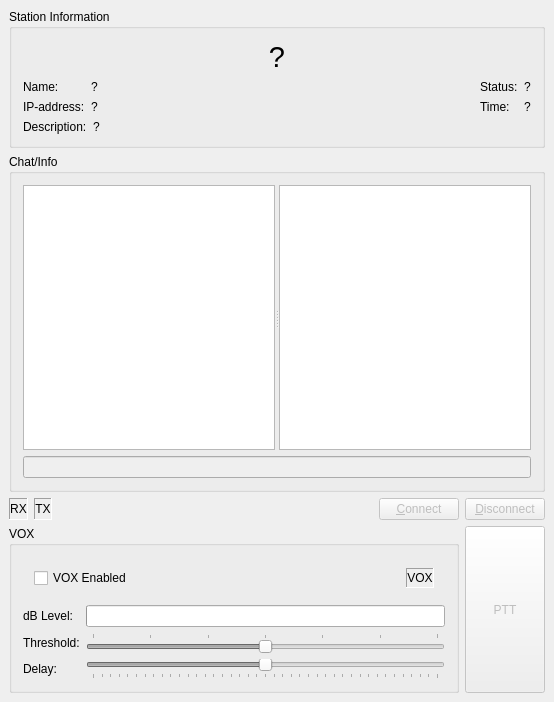
sm0svx/svxlink, file src/qtel/ComDialogBase.ui: the form before one commit.
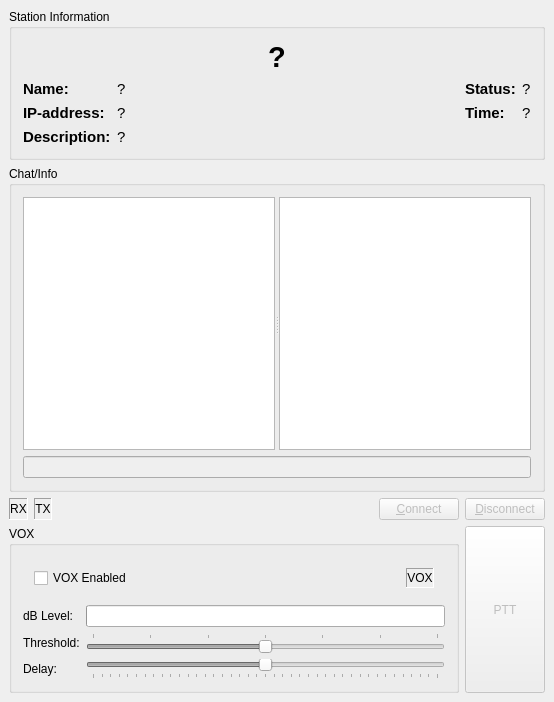
The form after the commit.

Commit message: Better layout for the ComDialog.

```diff
--- a/src/qtel/ComDialogBase.ui
+++ b/src/qtel/ComDialogBase.ui
@@ -241,13 +241,6 @@
          <property name="focusPolicy">
           <enum>Qt::ClickFocus</enum>
          </property>
-         <property name="html">
-          <string>&lt;!DOCTYPE HTML PUBLIC &quot;-//W3C//DTD HTML 4.0//EN&quot; &quot;http://www.w3.org/TR/REC-html40/strict.dtd&quot;&gt;
-&lt;html&gt;&lt;head&gt;&lt;meta name=&quot;qrichtext&quot; content=&quot;1&quot; /&gt;&lt;style type=&quot;text/css&quot;&gt;
-p, li { white-space: pre-wrap; }
-&lt;/style&gt;&lt;/head&gt;&lt;body style=&quot; font-family:'Sans Serif'; font-size:9pt; font-weight:400; font-style:normal;&quot;&gt;
-&lt;p style=&quot;-qt-paragraph-type:empty; margin-top:0px; margin-bottom:0px; margin-left:0px; margin-right:0px; -qt-block-indent:0; text-indent:0px;&quot;&gt;&lt;/p&gt;&lt;/body&gt;&lt;/html&gt;</string>
-         </property>
         </widget>
         <widget class="QTextBrowser" name="info_incoming">
          <property name="focusPolicy">
@@ -376,18 +369,14 @@
      <property name="title">
       <string>Station Information</string>
      </property>
-     <layout class="QGridLayout">
-      <property name="margin">
-       <number>11</number>
-      </property>
-      <property name="spacing">
-       <number>6</number>
-      </property>
-      <item row="0" column="0" colspan="3">
+     <layout class="QVBoxLayout" name="verticalLayout_2">
+      <item>
        <widget class="QLabel" name="call">
         <property name="font">
          <font>
           <pointsize>22</pointsize>
+          <weight>75</weight>
+          <bold>true</bold>
          </font>
         </property>
         <property name="text">
@@ -401,32 +390,17 @@
         </property>
        </widget>
       </item>
-      <item row="1" column="0">
-       <layout class="QGridLayout">
-        <property name="margin">
-         <number>0</number>
-        </property>
-        <property name="spacing">
-         <number>6</number>
-        </property>
-        <item row="1" column="0">
-         <widget class="QLabel" name="ip_address_label">
-          <property name="sizePolicy">
-           <sizepolicy hsizetype="Fixed" vsizetype="Fixed">
-            <horstretch>0</horstretch>
-            <verstretch>0</verstretch>
-           </sizepolicy>
-          </property>
-          <property name="text">
-           <string>IP-address:</string>
-          </property>
-          <property name="wordWrap">
-           <bool>false</bool>
-          </property>
-         </widget>
-        </item>
+      <item>
+       <layout class="QGridLayout" name="gridLayout2">
         <item row="0" column="0">
          <widget class="QLabel" name="TextLabel4">
+          <property name="font">
+           <font>
+            <pointsize>11</pointsize>
+            <weight>75</weight>
+            <bold>true</bold>
+           </font>
+          </property>
           <property name="text">
            <string>Name:</string>
           </property>
@@ -435,24 +409,19 @@
           </property>
          </widget>
         </item>
-        <item row="1" column="1">
-         <widget class="QLabel" name="ip_address">
-          <property name="sizePolicy">
-           <sizepolicy hsizetype="Fixed" vsizetype="Fixed">
-            <horstretch>0</horstretch>
-            <verstretch>0</verstretch>
-           </sizepolicy>
-          </property>
-          <property name="text">
-           <string>?</string>
-          </property>
-          <property name="wordWrap">
-           <bool>false</bool>
-          </property>
-         </widget>
-        </item>
         <item row="0" column="1">
          <widget class="QLabel" name="name_label">
+          <property name="sizePolicy">
+           <sizepolicy hsizetype="Expanding" vsizetype="Preferred">
+            <horstretch>0</horstretch>
+            <verstretch>0</verstretch>
+           </sizepolicy>
+          </property>
+          <property name="font">
+           <font>
+            <pointsize>11</pointsize>
+           </font>
+          </property>
           <property name="text">
            <string>?</string>
           </property>
@@ -461,33 +430,30 @@
           </property>
          </widget>
         </item>
-       </layout>
-      </item>
-      <item row="1" column="1">
-       <spacer>
-        <property name="orientation">
-         <enum>Qt::Horizontal</enum>
-        </property>
-        <property name="sizeType">
-         <enum>QSizePolicy::Expanding</enum>
-        </property>
-        <property name="sizeHint" stdset="0">
-         <size>
-          <width>20</width>
-          <height>20</height>
-         </size>
-        </property>
-       </spacer>
-      </item>
-      <item row="1" column="2">
-       <layout class="QGridLayout">
-        <property name="margin">
-         <number>0</number>
-        </property>
-        <property name="spacing">
-         <number>6</number>
-        </property>
-        <item row="0" column="1">
+        <item row="0" column="2">
+         <widget class="QLabel" name="status_label">
+          <property name="sizePolicy">
+           <sizepolicy hsizetype="Fixed" vsizetype="Fixed">
+            <horstretch>0</horstretch>
+            <verstretch>0</verstretch>
+           </sizepolicy>
+          </property>
+          <property name="font">
+           <font>
+            <pointsize>11</pointsize>
+            <weight>75</weight>
+            <bold>true</bold>
+           </font>
+          </property>
+          <property name="text">
+           <string>Status:</string>
+          </property>
+          <property name="wordWrap">
+           <bool>false</bool>
+          </property>
+         </widget>
+        </item>
+        <item row="0" column="3">
          <widget class="QLabel" name="status">
           <property name="sizePolicy">
            <sizepolicy hsizetype="Fixed" vsizetype="Fixed">
@@ -495,6 +461,11 @@
             <verstretch>0</verstretch>
            </sizepolicy>
           </property>
+          <property name="font">
+           <font>
+            <pointsize>11</pointsize>
+           </font>
+          </property>
           <property name="text">
            <string>?</string>
           </property>
@@ -504,6 +475,50 @@
          </widget>
         </item>
         <item row="1" column="0">
+         <widget class="QLabel" name="ip_address_label">
+          <property name="sizePolicy">
+           <sizepolicy hsizetype="Fixed" vsizetype="Fixed">
+            <horstretch>0</horstretch>
+            <verstretch>0</verstretch>
+           </sizepolicy>
+          </property>
+          <property name="font">
+           <font>
+            <pointsize>11</pointsize>
+            <weight>75</weight>
+            <bold>true</bold>
+           </font>
+          </property>
+          <property name="text">
+           <string>IP-address:</string>
+          </property>
+          <property name="wordWrap">
+           <bool>false</bool>
+          </property>
+         </widget>
+        </item>
+        <item row="1" column="1">
+         <widget class="QLabel" name="ip_address">
+          <property name="sizePolicy">
+           <sizepolicy hsizetype="Expanding" vsizetype="Fixed">
+            <horstretch>0</horstretch>
+            <verstretch>0</verstretch>
+           </sizepolicy>
+          </property>
+          <property name="font">
+           <font>
+            <pointsize>11</pointsize>
+           </font>
+          </property>
+          <property name="text">
+           <string>?</string>
+          </property>
+          <property name="wordWrap">
+           <bool>false</bool>
+          </property>
+         </widget>
+        </item>
+        <item row="1" column="2">
          <widget class="QLabel" name="time_label">
           <property name="sizePolicy">
            <sizepolicy hsizetype="Fixed" vsizetype="Fixed">
@@ -511,6 +526,13 @@
             <verstretch>0</verstretch>
            </sizepolicy>
           </property>
+          <property name="font">
+           <font>
+            <pointsize>11</pointsize>
+            <weight>75</weight>
+            <bold>true</bold>
+           </font>
+          </property>
           <property name="text">
            <string>Time:</string>
           </property>
@@ -519,7 +541,7 @@
           </property>
          </widget>
         </item>
-        <item row="1" column="1">
+        <item row="1" column="3">
          <widget class="QLabel" name="time">
           <property name="sizePolicy">
            <sizepolicy hsizetype="Fixed" vsizetype="Fixed">
@@ -527,6 +549,11 @@
             <verstretch>0</verstretch>
            </sizepolicy>
           </property>
+          <property name="font">
+           <font>
+            <pointsize>11</pointsize>
+           </font>
+          </property>
           <property name="text">
            <string>?</string>
           </property>
@@ -535,33 +562,7 @@
           </property>
          </widget>
         </item>
-        <item row="0" column="0">
-         <widget class="QLabel" name="status_label">
-          <property name="sizePolicy">
-           <sizepolicy hsizetype="Fixed" vsizetype="Fixed">
-            <horstretch>0</horstretch>
-            <verstretch>0</verstretch>
-           </sizepolicy>
-          </property>
-          <property name="text">
-           <string>Status:</string>
-          </property>
-          <property name="wordWrap">
-           <bool>false</bool>
-          </property>
-         </widget>
-        </item>
-       </layout>
-      </item>
-      <item row="2" column="0">
-       <layout class="QHBoxLayout">
-        <property name="spacing">
-         <number>6</number>
-        </property>
-        <property name="margin">
-         <number>0</number>
-        </property>
-        <item>
+        <item row="2" column="0">
          <widget class="QLabel" name="description_label">
           <property name="sizePolicy">
            <sizepolicy hsizetype="Fixed" vsizetype="Fixed">
@@ -569,6 +570,13 @@
             <verstretch>0</verstretch>
            </sizepolicy>
           </property>
+          <property name="font">
+           <font>
+            <pointsize>11</pointsize>
+            <weight>75</weight>
+            <bold>true</bold>
+           </font>
+          </property>
           <property name="text">
            <string>Description:</string>
           </property>
@@ -577,14 +585,19 @@
           </property>
          </widget>
         </item>
-        <item>
+        <item row="2" column="1" colspan="3">
          <widget class="QLabel" name="description">
           <property name="sizePolicy">
-           <sizepolicy hsizetype="Fixed" vsizetype="Fixed">
+           <sizepolicy hsizetype="Expanding" vsizetype="Fixed">
             <horstretch>0</horstretch>
             <verstretch>0</verstretch>
            </sizepolicy>
           </property>
+          <property name="font">
+           <font>
+            <pointsize>11</pointsize>
+           </font>
+          </property>
           <property name="text">
            <string>?</string>
           </property>
```
Left out of the diff: 1 changed line with no effect on the pictures.
